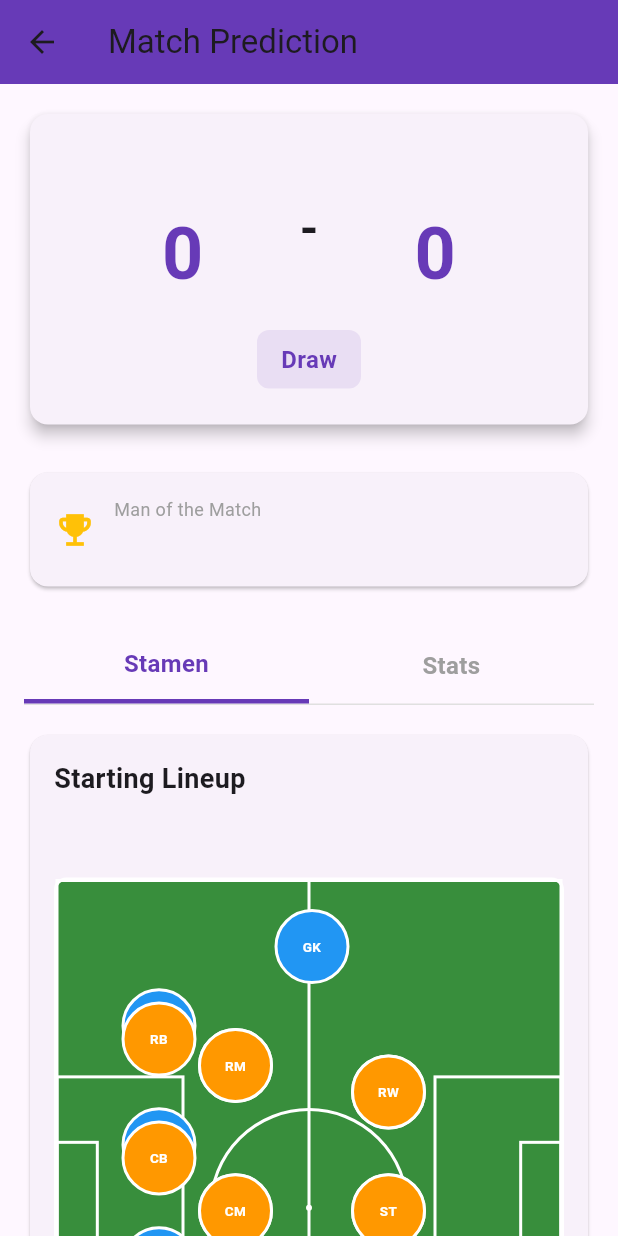
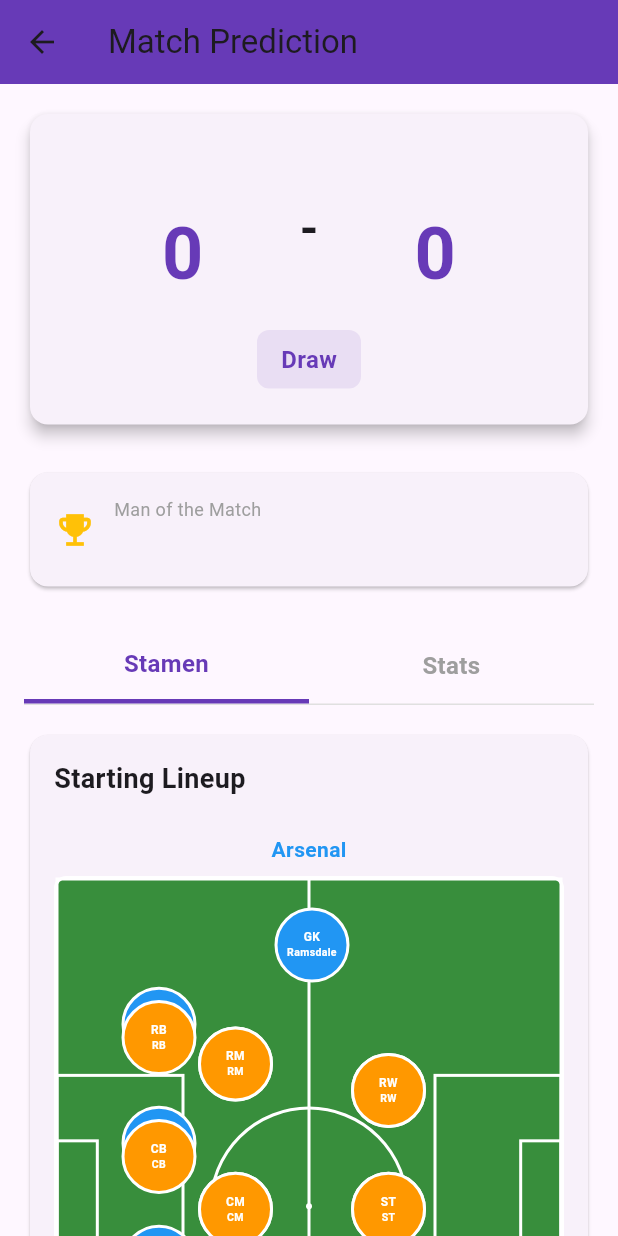
Before and after one commit to columbus0370/Internal, a Flutter app: the PredictionResultScreen screen opened directly with empty values, on a phone screen of 412 x 824 dp. Run offline on Flutter 3.47's test engine with Material 3 defaults, Android fonts, the phone set to English and light mode, and no system bars; our stand-ins replace flutter_svg.

Commit message:
Add player names to soccer field with position labels
- Include homeTeam and awayTeam in MatchPrediction model
- Display both position name and player surname on field
- Extract players by position (GK, DF, MF, ST) from team rosters
- Position labels: GK, LB, CB, RB, LM, CM, RM, LW, ST, RW
- Prepare foundation for future AI-based lineup selection and stat analysis

```diff
--- a/epl_match_simulator/lib/models/match_prediction.dart
+++ b/epl_match_simulator/lib/models/match_prediction.dart
@@ -1,3 +1,5 @@
+import 'team.dart';
+
 class GoalEvent {
   final String minute;
   final String team;
@@ -24,6 +26,8 @@ class MatchPrediction {
   final String topScorer;
   final String mom;
   final List<GoalEvent> goals;
+  final Team homeTeam;
+  final Team awayTeam;
 
   MatchPrediction({
     required this.homeTeamName,
@@ -37,6 +41,8 @@ class MatchPrediction {
     required this.topScorer,
     required this.mom,
     required this.goals,
+    required this.homeTeam,
+    required this.awayTeam,
   });
 
   String get result {
--- a/epl_match_simulator/lib/screens/prediction_result_screen.dart
+++ b/epl_match_simulator/lib/screens/prediction_result_screen.dart
@@ -172,8 +172,8 @@ class _PredictionResultScreenState extends State<PredictionResultScreen> {
             ),
             const SizedBox(height: 24),
             UnifiedSoccerFieldWidget(
-              homeTeamName: widget.prediction.homeTeamName,
-              awayTeamName: widget.prediction.awayTeamName,
+              homeTeam: widget.prediction.homeTeam,
+              awayTeam: widget.prediction.awayTeam,
             ),
           ],
         ),
@@ -424,28 +424,33 @@ class _PredictionResultScreenState extends State<PredictionResultScreen> {
 }
 
 class UnifiedSoccerFieldWidget extends StatelessWidget {
-  final String homeTeamName;
-  final String awayTeamName;
+  final Team homeTeam;
+  final Team awayTeam;
 
   const UnifiedSoccerFieldWidget({
     super.key,
-    required this.homeTeamName,
-    required this.awayTeamName,
+    required this.homeTeam,
+    required this.awayTeam,
   });
 
-  List<String> _getFormationPlayers() {
+  List<Map<String, String>> _getFormationPlayers(Team team) {
+    final gk = team.players.where((p) => p.position == 'GK').first;
+    final defenders = team.players.where((p) => p.position == 'DF').toList();
+    final midfielders = team.players.where((p) => p.position == 'MF').toList();
+    final forwards = team.players.where((p) => p.position == 'ST').toList();
+
     return [
-      'GK',
-      'LB',
-      'CB',
-      'CB',
-      'RB',
-      'LM',
-      'CM',
-      'RM',
-      'LW',
-      'ST',
-      'RW',
+      {'pos': 'GK', 'name': gk.name},
+      {'pos': 'LB', 'name': defenders.isNotEmpty ? defenders[0].name : 'LB'},
+      {'pos': 'CB', 'name': defenders.length > 1 ? defenders[1].name : 'CB'},
+      {'pos': 'CB', 'name': defenders.length > 2 ? defenders[2].name : 'CB'},
+      {'pos': 'RB', 'name': defenders.length > 3 ? defenders[3].name : 'RB'},
+      {'pos': 'LM', 'name': midfielders.isNotEmpty ? midfielders[0].name : 'LM'},
+      {'pos': 'CM', 'name': midfielders.length > 1 ? midfielders[1].name : 'CM'},
+      {'pos': 'RM', 'name': midfielders.length > 2 ? midfielders[2].name : 'RM'},
+      {'pos': 'LW', 'name': forwards.isNotEmpty ? forwards[0].name : 'LW'},
+      {'pos': 'ST', 'name': forwards.length > 1 ? forwards[1].name : 'ST'},
+      {'pos': 'RW', 'name': forwards.length > 2 ? forwards[2].name : 'RW'},
     ];
   }
 
@@ -454,7 +459,7 @@ class UnifiedSoccerFieldWidget extends StatelessWidget {
     return Column(
       children: [
         Text(
-          homeTeamName,
+          homeTeam.name,
           style: const TextStyle(
             fontSize: 14,
             fontWeight: FontWeight.bold,
@@ -479,8 +484,8 @@ class UnifiedSoccerFieldWidget extends StatelessWidget {
                   painter: SoccerFieldPainter(),
                   child: Stack(
                     children: [
-                      ..._buildPlayerPositions(constraints, true),
-                      ..._buildPlayerPositions(constraints, false),
+                      ..._buildPlayerPositions(constraints, homeTeam, true),
+                      ..._buildPlayerPositions(constraints, awayTeam, false),
                     ],
                   ),
                 ),
@@ -490,7 +495,7 @@ class UnifiedSoccerFieldWidget extends StatelessWidget {
         ),
         const SizedBox(height: 8),
         Text(
-          awayTeamName,
+          awayTeam.name,
           style: const TextStyle(
             fontSize: 14,
             fontWeight: FontWeight.bold,
@@ -501,8 +506,9 @@ class UnifiedSoccerFieldWidget extends StatelessWidget {
     );
   }
 
-  List<Widget> _buildPlayerPositions(BoxConstraints constraints, bool isHome) {
-    final players = _getFormationPlayers();
+  List<Widget> _buildPlayerPositions(
+      BoxConstraints constraints, Team team, bool isHome) {
+    final players = _getFormationPlayers(team);
     final positions = _getPositions(isHome);
     final width = constraints.maxWidth;
     final height = constraints.maxHeight;
@@ -510,6 +516,7 @@ class UnifiedSoccerFieldWidget extends StatelessWidget {
     return List.generate(players.length, (index) {
       if (index >= positions.length) return const SizedBox.shrink();
       final pos = positions[index];
+      final player = players[index];
 
       final pixelX = (pos['x'] as double) * width;
       final pixelY = (pos['y'] as double) * height;
@@ -529,14 +536,31 @@ class UnifiedSoccerFieldWidget extends StatelessWidget {
             ),
           ),
           child: Center(
-            child: Text(
-              players[index],
-              textAlign: TextAlign.center,
-              style: const TextStyle(
-                color: Colors.white,
-                fontWeight: FontWeight.bold,
-                fontSize: 9,
-              ),
+            child: Column(
+              mainAxisAlignment: MainAxisAlignment.center,
+              crossAxisAlignment: CrossAxisAlignment.center,
+              children: [
+                Text(
+                  player['pos']!,
+                  textAlign: TextAlign.center,
+                  style: const TextStyle(
+                    color: Colors.white,
+                    fontWeight: FontWeight.bold,
+                    fontSize: 8,
+                  ),
+                ),
+                Text(
+                  player['name']!.split(' ').last,
+                  textAlign: TextAlign.center,
+                  style: const TextStyle(
+                    color: Colors.white,
+                    fontWeight: FontWeight.bold,
+                    fontSize: 7,
+                  ),
+                  maxLines: 1,
+                  overflow: TextOverflow.ellipsis,
+                ),
+              ],
             ),
           ),
         ),
--- a/epl_match_simulator/lib/services/prediction_engine.dart
+++ b/epl_match_simulator/lib/services/prediction_engine.dart
@@ -61,6 +61,8 @@ class PredictionEngine {
       topScorer: topScorer,
       mom: mom,
       goals: goals,
+      homeTeam: homeTeam,
+      awayTeam: awayTeam,
     );
   }
 
```
